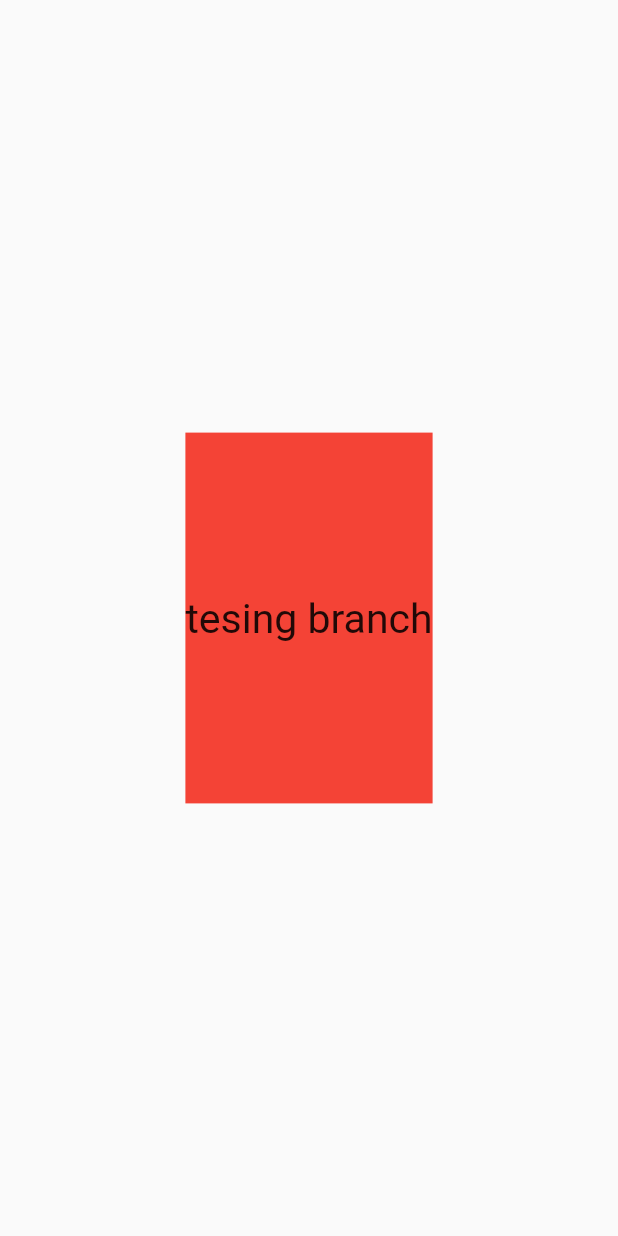
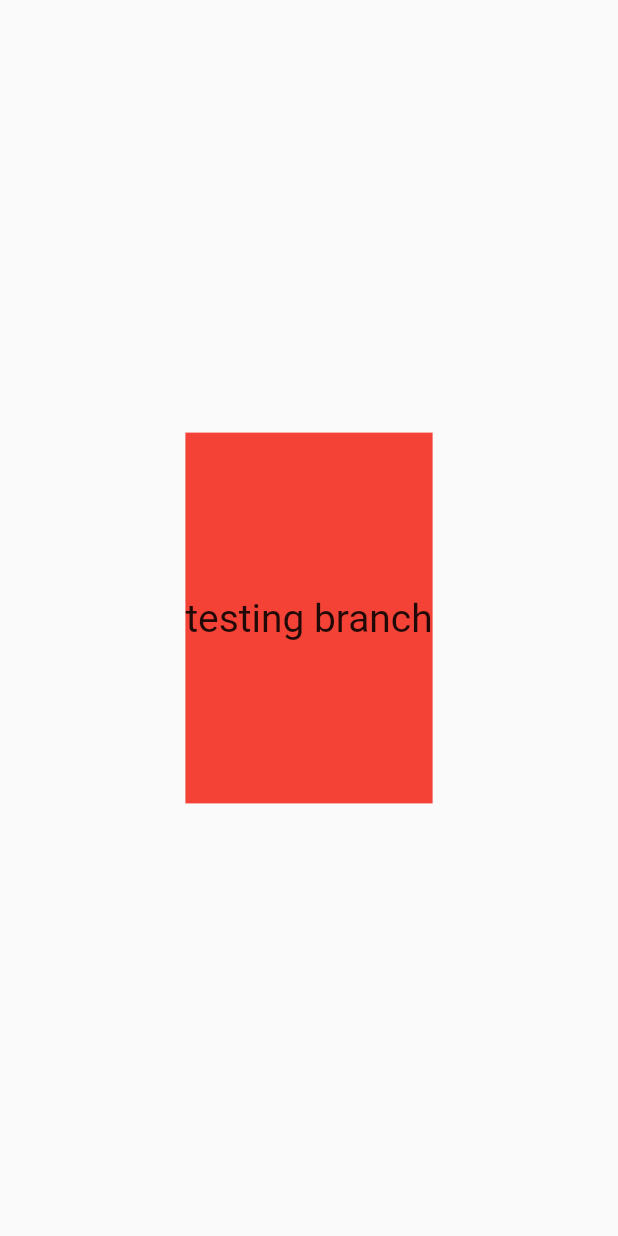
Before and after one commit to jageras/demoproject, a Flutter app: the screen it shows after launch, on a phone screen of 412 x 824 dp. Run offline on Flutter 3.47's test engine with Material 2 defaults, Android fonts, the phone set to English and light mode, and no system bars.

Commit message:
Initial Commit

```diff
--- a/lib/main.dart
+++ b/lib/main.dart
@@ -23,8 +23,7 @@ class DemoPage extends StatefulWidget {
 class _DemoPageState extends State<DemoPage> {
   @override
   Widget build(BuildContext context) {
-    SystemChrome.setPreferredOrientations(
-        [DeviceOrientation.portraitUp, DeviceOrientation.portraitDown]);
+    SystemChrome.setPreferredOrientations([DeviceOrientation.portraitUp, DeviceOrientation.portraitDown]);
 
     return MaterialApp(
 
@@ -40,9 +39,9 @@ class _DemoPageState extends State<DemoPage> {
                   width: MediaQuery.of(context).size.width * .40,
                   color: Colors.red,
 
-                  child: FittedBox(
+                  child: const FittedBox(
                     fit: BoxFit.contain,
-                    child: Text("tesing branch"),
+                    child: Text("testing branch"),
                   ),
                 )
 
```
